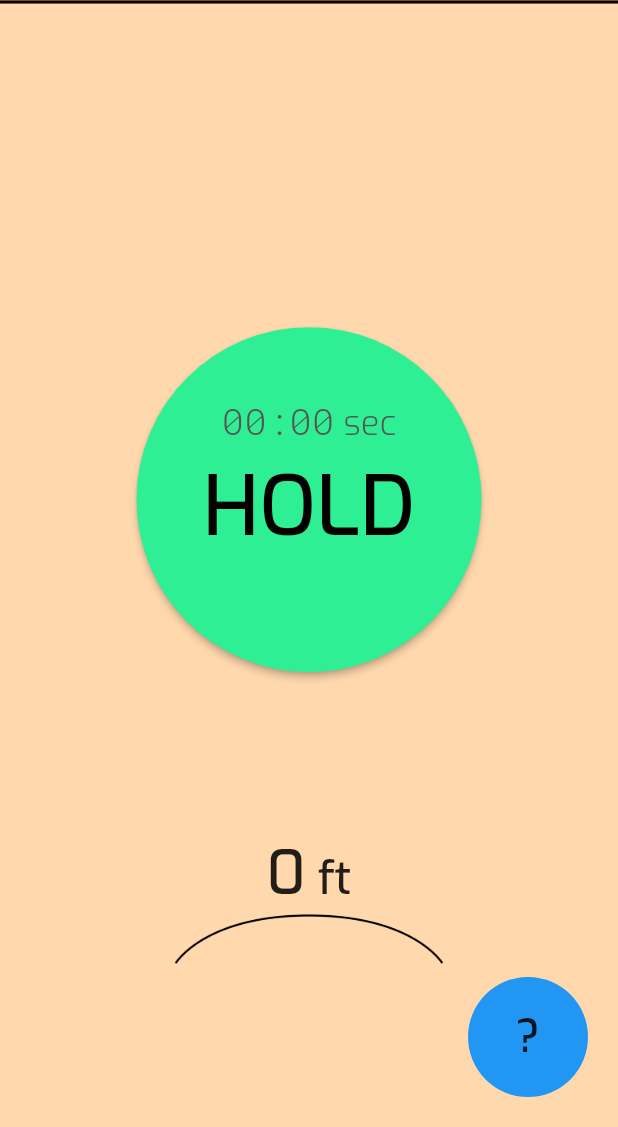
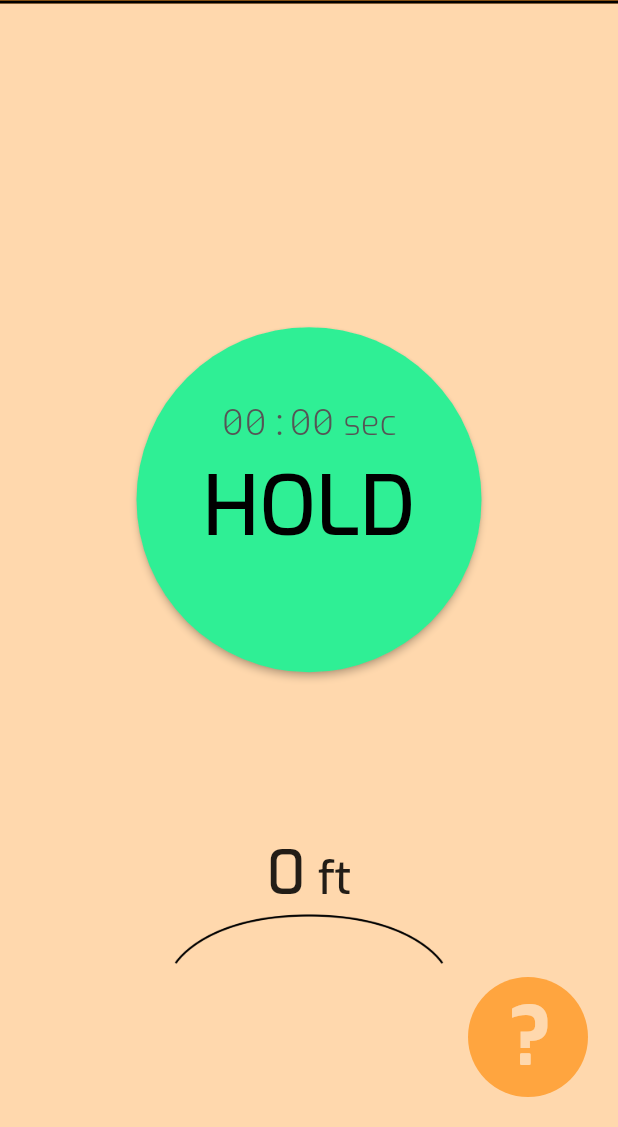
Before and after one commit to JaredTeter/height_finder, a Flutter app: the screen it shows after launch, on a phone screen of 412 x 824 dp, the part 109-1236 px from its top. Run offline on Flutter 3.47's test engine with Material 2 defaults, Android fonts, the light colour scheme and no system bars.

Commit message:
styled instructions button

```diff
--- a/lib/home.dart
+++ b/lib/home.dart
@@ -98,14 +98,20 @@ class _HomeState extends State<Home> {
                   height: 80,
                   width: 80,
                   decoration: const BoxDecoration(
-                    color: Colors.blue,
+                    color: Color(0xffFFA53F),
                     shape: BoxShape.circle,
                   ),
                   child: const Center(
-                    child: Text(
-                      '?',
-                      style: TextStyle(
-                        fontSize: 30,
+                    child: Padding(
+                      padding: EdgeInsets.only(left: 3),
+                      child: Text(
+                        '?',
+                        style: TextStyle(
+                          fontSize: 55,
+                          //fontFamily: 'Roboto',
+                          fontWeight: FontWeight.bold,
+                          color: Color(0xffFFD8AD),
+                        ),
                       ),
                     ),
                   ),
```
